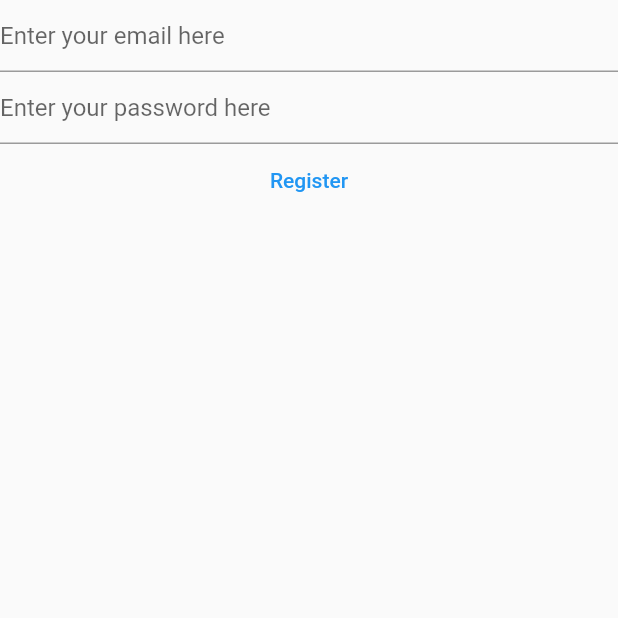
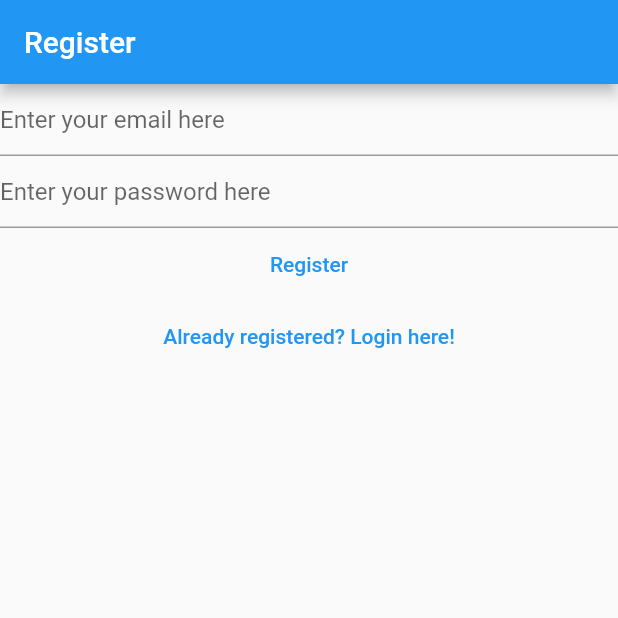
Before and after one commit to balsa-sarenac/my_awesome_notes, a Flutter app: the RegisterView screen opened directly, on a phone screen of 412 x 824 dp, the top half of it. Run offline on Flutter 3.47's test engine with Material 2 defaults, Android fonts, the phone set to English and light mode, and no system bars; our stand-ins replace firebase_auth, firebase_core; accounts and stored records are empty; statements that could not run were skipped.

Commit message:
feat(core): add navigation between login and register views

```diff
--- a/lib/main.dart
+++ b/lib/main.dart
@@ -12,6 +12,10 @@ void main() {
       primarySwatch: Colors.blue,
     ),
     home: const HomePage(),
+    routes: {
+      '/login': (context) => const LoginView(),
+      '/register': (context) => const RegisterView(),
+    },
   ));
 }
 
--- a/lib/views/login_view.dart
+++ b/lib/views/login_view.dart
@@ -30,14 +30,19 @@ class _LoginViewState extends State<LoginView> {
 
   @override
   Widget build(BuildContext context) {
-    return Column(
+    return Scaffold(
+      appBar: AppBar(
+        title: const Text('Login'),
+      ),
+      body: Column(
         children: [
           TextField(
             controller: _emailController,
             enableSuggestions: false,
             autocorrect: false,
             keyboardType: TextInputType.emailAddress,
-          decoration: const InputDecoration(hintText: 'Enter your email here'),
+            decoration:
+                const InputDecoration(hintText: 'Enter your email here'),
           ),
           TextField(
             controller: _passwordController,
@@ -65,7 +70,14 @@ class _LoginViewState extends State<LoginView> {
                 }
               },
               child: const Text('Login')),
+          TextButton(
+              onPressed: () {
+                Navigator.of(context)
+                    .pushNamedAndRemoveUntil('/register', (route) => false);
+              },
+              child: const Text('Not registered yet? Register here!')),
         ],
+      ),
     );
   }
 }
--- a/lib/views/register_view.dart
+++ b/lib/views/register_view.dart
@@ -30,14 +30,19 @@ class _RegisterViewState extends State<RegisterView> {
 
   @override
   Widget build(BuildContext context) {
-    return Column(
+    return Scaffold(
+      appBar: AppBar(
+        title: const Text('Register'),
+      ),
+      body: Column(
         children: [
           TextField(
             controller: _emailController,
             enableSuggestions: false,
             autocorrect: false,
             keyboardType: TextInputType.emailAddress,
-          decoration: const InputDecoration(hintText: 'Enter your email here'),
+            decoration:
+                const InputDecoration(hintText: 'Enter your email here'),
           ),
           TextField(
             controller: _passwordController,
@@ -69,7 +74,14 @@ class _RegisterViewState extends State<RegisterView> {
                 }
               },
               child: const Text('Register')),
+          TextButton(
+              onPressed: () {
+                Navigator.of(context)
+                    .pushNamedAndRemoveUntil('/login', (route) => false);
+              },
+              child: const Text('Already registered? Login here!'))
         ],
+      ),
     );
   }
 }
```
Lines whose indentation alone changed are shown as unchanged.
